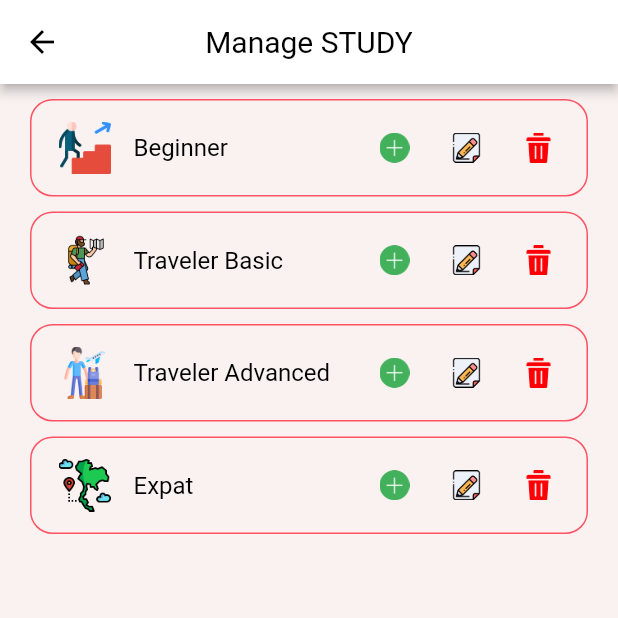
After one commit to AungBoMyint/myanmar_to_thai, a Flutter app: the ProfilePage screen opened directly, after a tap on "Manage STUDY", on a phone screen of 412 x 824 dp, the top half of it. The commit adds this screen. Run offline on Flutter 3.47's test engine with Material 2 defaults, Android fonts, the phone set to English and light mode, and no system bars; our stand-ins replace firebase_core, get, google_fonts; accounts and stored records are empty; Roboto replaces fonts that are missing (Inika, Itim).

Commit message:
third commit

```diff
--- a/lib/core/constant/app_icon.dart
+++ b/lib/core/constant/app_icon.dart
@@ -18,4 +18,6 @@ class AppIcon {
   static const String delete = "assets/delete.png";
   static const String edit = "assets/edit.png";
   static const String user = "assets/user.png";
+  static const String guest = "assets/guest.png";
+  static const String google = "assets/g.png";
 }
--- a/lib/core/theme/app_theme.dart
+++ b/lib/core/theme/app_theme.dart
@@ -46,16 +46,17 @@ class AppTheme {
       ),
       brightness: Brightness.light,
       textTheme: lightTextTheme,
-      appBarTheme: const AppBarTheme(
+      appBarTheme: AppBarTheme(
         elevation: 3,
         backgroundColor: Colors.white,
-        iconTheme: IconThemeData(
+        iconTheme: const IconThemeData(
           color: Colors.black,
         ),
-        actionsIconTheme: IconThemeData(
+        actionsIconTheme: const IconThemeData(
           color: Colors.black,
         ),
         centerTitle: true,
+        titleTextStyle: lightTextTheme.displayMedium,
       ),
       cardTheme: const CardTheme(
         elevation: 3,
--- a/lib/main.dart
+++ b/lib/main.dart
@@ -1,9 +1,6 @@
-import 'package:firebase_core/firebase_core.dart';
 import 'package:flutter/material.dart';
 import 'package:get/get.dart';
-
 import 'core/theme/app_theme.dart';
-import 'firebase_options.dart';
 import 'view/pages/home_page.dart';
 
 void main() {
--- a/lib/view/pages/home_page.dart
+++ b/lib/view/pages/home_page.dart
@@ -5,6 +5,7 @@ import '../../core/constant/app_icon.dart';
 import '../../core/mock/mock_data.dart';
 import '../widgets/core.dart';
 import 'level_detail_page.dart';
+import 'profile_page.dart';
 
 class HomePage extends StatelessWidget {
   const HomePage({super.key});
@@ -68,10 +69,10 @@ class HomePage extends StatelessWidget {
                           verticalSpace(v: 20),
                           SignInButton(
                             textTheme: textTheme,
-                            onPressed: () {},
+                            onPressed: () => Get.to(() => const ProfilePage()),
                             color: Color(0xFF2EB118),
                             text: "Google",
-                            imageIcon: AppIcon.user,
+                            imageIcon: AppIcon.google,
                           ),
                           verticalSpace(v: 2),
                           SignInButton(
@@ -79,7 +80,7 @@ class HomePage extends StatelessWidget {
                             onPressed: () {},
                             color: Color(0xFFD68BE3),
                             text: "Guest",
-                            imageIcon: AppIcon.user,
+                            imageIcon: AppIcon.guest,
                           ),
                         ],
                       ),
--- /dev/null
+++ b/lib/view/pages/manage_study.dart
@@ -0,0 +1,214 @@
+import 'package:flutter/material.dart';
+
+import '../../core/constant/app_icon.dart';
+import '../widgets/core.dart';
+
+class ManageStudy extends StatefulWidget {
+  const ManageStudy({super.key});
+
+  @override
+  State<ManageStudy> createState() => _ManageStudyState();
+}
+
+class _ManageStudyState extends State<ManageStudy>
+    with TickerProviderStateMixin {
+  late AnimationController animationController;
+  var selectedAddItem = "";
+  @override
+  void initState() {
+    animationController = AnimationController(
+      vsync: this,
+      duration: const Duration(
+        milliseconds: 300,
+      ),
+    );
+    super.initState();
+  }
+
+  @override
+  void dispose() {
+    animationController.dispose();
+    super.dispose();
+  }
+
+  @override
+  Widget build(BuildContext context) {
+    final textTheme = Theme.of(context).textTheme;
+    final size = MediaQuery.of(context).size;
+    return Scaffold(
+      appBar: AppBar(
+        title: Text("Manage STUDY"),
+      ),
+      body: ListView(
+        shrinkWrap: true,
+        children: [
+          verticalSpace(),
+          LevelRowContainer(
+            textTheme: textTheme,
+            text: "Beginner",
+            imageIcon: AppIcon.basic,
+            addOnPressed: () {
+              if (mounted) {
+                if (selectedAddItem == "Beginner") {
+                  animationController.reverse();
+                  Future.delayed(const Duration(milliseconds: 10))
+                      .then((value) {
+                    setState(() {
+                      selectedAddItem = "";
+                    });
+                  });
+                } else {
+                  animationController.forward();
+                  setState(() {
+                    selectedAddItem = "Beginner";
+                  });
+                }
+              }
+            },
+          ),
+          selectedAddItem == "Beginner"
+              ? AnimatedBuilder(
+                  animation: animationController,
+                  builder: (context, child) {
+                    return Transform.scale(
+                      alignment: Alignment.topCenter,
+                      scale: animationController.value * 1,
+                      child: child,
+                    );
+                  },
+                  child: Padding(
+                    padding: const EdgeInsets.only(
+                      left: 20,
+                      right: 20,
+                    ),
+                    child: Container(
+                      height: 100,
+                      color: Colors.red,
+                    ),
+                  ),
+                )
+              : const SizedBox(),
+          verticalSpace(),
+          LevelRowContainer(
+            textTheme: textTheme,
+            text: "Traveler Basic",
+            imageIcon: AppIcon.travellerBasic,
+          ),
+          verticalSpace(),
+          LevelRowContainer(
+            textTheme: textTheme,
+            text: "Traveler Advanced",
+            imageIcon: AppIcon.travellerAdvanced,
+          ),
+          verticalSpace(),
+          LevelRowContainer(
+            textTheme: textTheme,
+            text: "Expat",
+            imageIcon: AppIcon.expat,
+          ),
+        ],
+      ),
+    );
+  }
+}
+
+class LevelRowContainer extends StatelessWidget {
+  const LevelRowContainer({
+    super.key,
+    required this.textTheme,
+    required this.text,
+    required this.imageIcon,
+    this.onTap,
+    this.addOnPressed,
+    this.editOnPressed,
+    this.deleteOnPressed,
+  });
+  final TextTheme textTheme;
+  final String text;
+  final String imageIcon;
+  final void Function()? onTap;
+  final void Function()? addOnPressed;
+  final void Function()? editOnPressed;
+  final void Function()? deleteOnPressed;
+
+  @override
+  Widget build(BuildContext context) {
+    return Padding(
+      padding: const EdgeInsets.only(
+        left: 20,
+        right: 20,
+      ),
+      child: InkWell(
+        onTap: onTap,
+        child: Container(
+          height: 65,
+          padding: const EdgeInsets.all(
+            8,
+          ),
+          decoration: BoxDecoration(
+            border: Border.all(
+              color: Theme.of(context).primaryColor,
+            ),
+            borderRadius: const BorderRadius.all(
+              Radius.circular(
+                15,
+              ),
+            ),
+          ),
+          child: Row(
+            crossAxisAlignment: CrossAxisAlignment.center,
+            children: [
+              horizontalSpace(),
+              //Icon
+              Image.asset(
+                imageIcon,
+                width: 35,
+                height: 35,
+              ),
+              //Label Text
+              horizontalSpace(
+                v: 15,
+              ),
+              Expanded(
+                child: Text(
+                  text,
+                  style: textTheme.displaySmall,
+                ),
+              ),
+              horizontalSpace(
+                v: 15,
+              ),
+              //AddIcon
+              IconButton(
+                onPressed: addOnPressed,
+                icon: Image.asset(
+                  AppIcon.plus,
+                  width: 20,
+                  height: 20,
+                ),
+              ),
+              //EditIcon
+              IconButton(
+                onPressed: editOnPressed,
+                icon: Image.asset(
+                  AppIcon.edit,
+                  width: 20,
+                  height: 20,
+                ),
+              ),
+              //DeleteIcon
+              IconButton(
+                onPressed: deleteOnPressed,
+                icon: Image.asset(
+                  AppIcon.delete,
+                  width: 20,
+                  height: 20,
+                ),
+              ),
+            ],
+          ),
+        ),
+      ),
+    );
+  }
+}
--- /dev/null
+++ b/lib/view/pages/profile_page.dart
@@ -0,0 +1,100 @@
+import 'package:flutter/material.dart';
+import 'package:get/get.dart';
+
+import '../widgets/core.dart';
+import 'manage_study.dart';
+
+class ProfilePage extends StatelessWidget {
+  const ProfilePage({super.key});
+
+  @override
+  Widget build(BuildContext context) {
+    final size = MediaQuery.of(context).size;
+    final textTheme = Theme.of(context).textTheme;
+    return Scaffold(
+      appBar: AppBar(
+        title: Text("Profile"),
+      ),
+      body: Center(
+        child: Column(
+          crossAxisAlignment: CrossAxisAlignment.center,
+          children: [
+            verticalSpace(v: 20),
+            const CircleAvatar(
+              radius: 100,
+              backgroundColor: Colors.white,
+            ),
+            verticalSpace(),
+            Text("David Willian", style: textTheme.displayMedium),
+            verticalSpace(v: 20),
+            ManageItem(
+              size: size,
+              textTheme: textTheme,
+              text: "Manage STUDY",
+              onTap: () => Get.to(() => const ManageStudy()),
+            ),
+            verticalSpace(),
+            ManageItem(
+              size: size,
+              textTheme: textTheme,
+              text: "Manage PHRASES",
+              onTap: () {},
+            ),
+            verticalSpace(),
+            ManageItem(
+              size: size,
+              textTheme: textTheme,
+              text: "Manage QUIZ",
+              onTap: () {},
+            ),
+          ],
+        ),
+      ),
+    );
+  }
+}
+
+class ManageItem extends StatelessWidget {
+  const ManageItem({
+    super.key,
+    required this.size,
+    required this.textTheme,
+    required this.text,
+    this.onTap,
+  });
+
+  final Size size;
+  final TextTheme textTheme;
+  final String text;
+  final void Function()? onTap;
+
+  @override
+  Widget build(BuildContext context) {
+    return InkWell(
+      onTap: onTap,
+      hoverColor: Colors.grey,
+      splashColor: Colors.grey,
+      child: Container(
+        height: 50,
+        width: size.width * 0.8,
+        color: Colors.white,
+        padding: const EdgeInsets.all(8),
+        child: Row(
+          crossAxisAlignment: CrossAxisAlignment.center,
+          children: [
+            Expanded(
+                child: Text(
+              text,
+              style: textTheme.displayLarge,
+            )),
+            const Icon(
+              Icons.arrow_circle_right,
+              color: Colors.black,
+              size: 20,
+            )
+          ],
+        ),
+      ),
+    );
+  }
+}
```
Also changed, not shown: assets/g.png (added), assets/guest.png (added).
